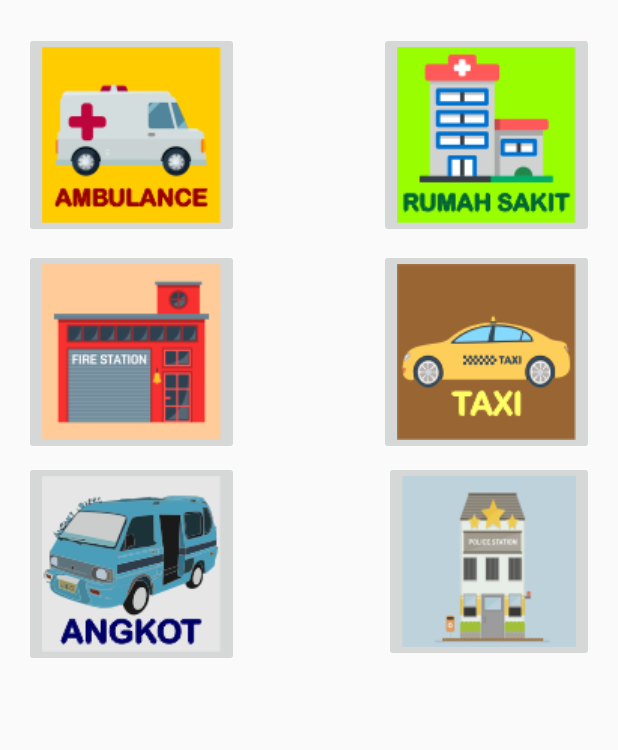
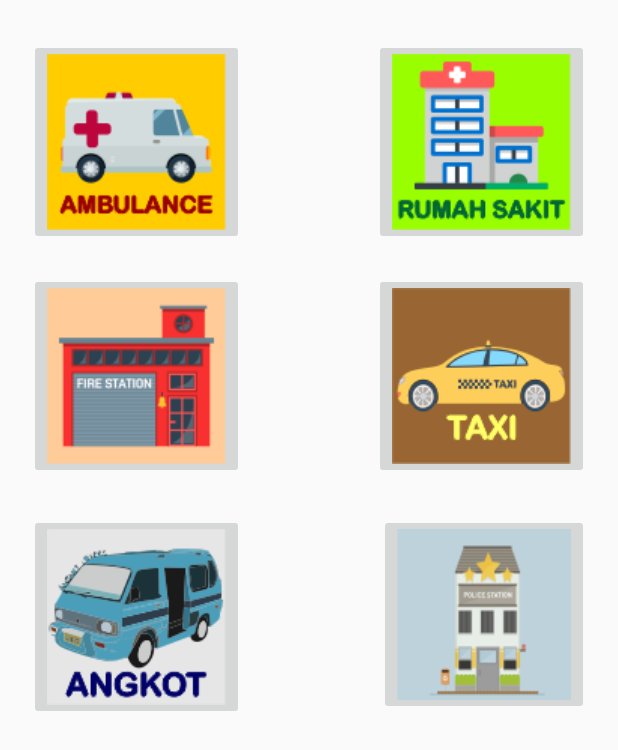
Before and after one commit to ariknk/NgalamDarurat, an Android app: the screen it shows after launch (MainActivity), on a phone screen of 412 x 824 dp. Shown: the top 750 px of the screen. Run offline under Robolectric (Android 15) with nearby library versions, the phone set to English and light mode, and no system bars; libraries missing offline, so code that uses them is left out: com.github.paolorotolo.appintro.

Commit message:
Penyempurnaan ukuran desain layout

```diff
--- a/app/src/main/res/layout/activity_main.xml
+++ b/app/src/main/res/layout/activity_main.xml
@@ -17,7 +17,9 @@
         android:layout_alignParentStart="true"
         android:layout_alignParentTop="true"
         android:layout_marginBottom="5dp"
-        android:layout_marginTop="5dp"
+        android:layout_marginLeft="3dp"
+        android:layout_marginRight="3dp"
+        android:layout_marginTop="10dp"
         android:src="@drawable/t1" />
 
     <ImageButton
@@ -26,8 +28,10 @@
         android:layout_height="wrap_content"
         android:layout_alignParentStart="true"
         android:layout_below="@+id/wiuwiu"
-        android:layout_marginBottom="2dp"
-        android:layout_marginTop="2dp"
+        android:layout_marginBottom="5dp"
+        android:layout_marginLeft="3dp"
+        android:layout_marginRight="3dp"
+        android:layout_marginTop="13dp"
         android:src="@drawable/t3" />
 
     <ImageButton
@@ -36,8 +40,10 @@
         android:layout_height="wrap_content"
         android:layout_alignParentStart="true"
         android:layout_below="@+id/pemadam"
-        android:layout_marginBottom="2dp"
-        android:layout_marginTop="2dp"
+        android:layout_marginBottom="5dp"
+        android:layout_marginLeft="3dp"
+        android:layout_marginRight="3dp"
+        android:layout_marginTop="18dp"
         android:src="@drawable/t5" />
 
     <ImageButton
@@ -47,7 +53,9 @@
         android:layout_alignParentEnd="true"
         android:layout_alignParentTop="true"
         android:layout_marginBottom="5dp"
-        android:layout_marginTop="5dp"
+        android:layout_marginLeft="3dp"
+        android:layout_marginRight="3dp"
+        android:layout_marginTop="10dp"
         android:src="@drawable/t2" />
 
     <ImageButton
@@ -57,8 +65,10 @@
         android:layout_alignParentEnd="true"
         android:layout_alignParentTop="false"
         android:layout_below="@+id/rs"
-        android:layout_marginBottom="2dp"
-        android:layout_marginTop="2dp"
+        android:layout_marginBottom="5dp"
+        android:layout_marginLeft="3dp"
+        android:layout_marginRight="3dp"
+        android:layout_marginTop="13dp"
         android:src="@drawable/t4" />
 
 
@@ -69,8 +79,10 @@
         android:layout_alignParentEnd="true"
         android:layout_alignParentTop="false"
         android:layout_below="@+id/taksi"
-        android:layout_marginBottom="2dp"
-        android:layout_marginTop="2dp"
+        android:layout_marginBottom="5dp"
+        android:layout_marginLeft="3dp"
+        android:layout_marginRight="3dp"
+        android:layout_marginTop="18dp"
         android:src="@drawable/t6" />
 
 
```
